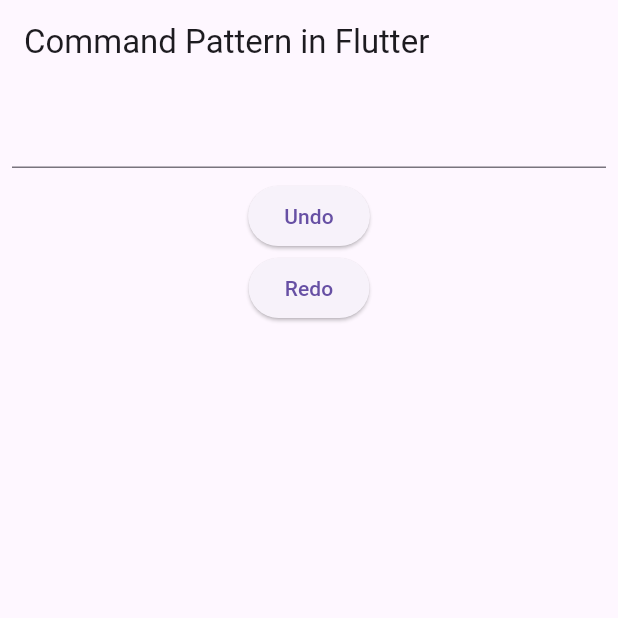
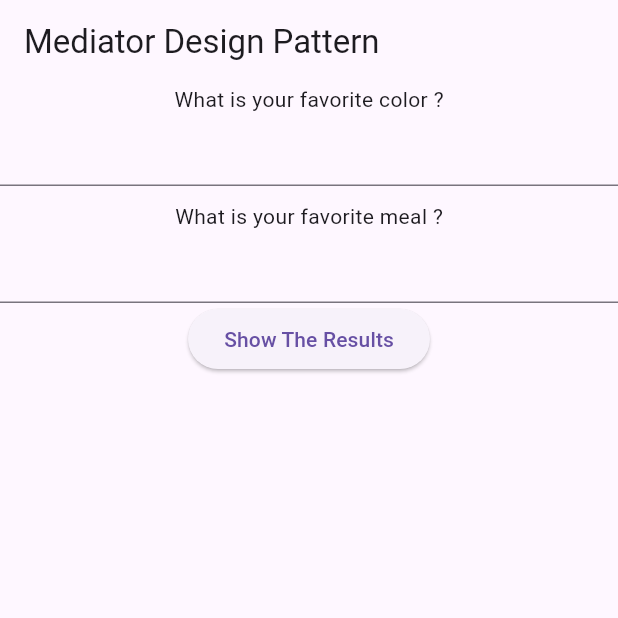
Before and after one commit to Deatsilence/flutter-design-patterns, a Flutter app: the screen it shows after launch, on a phone screen of 412 x 824 dp, the top half of it. Run offline on Flutter 3.47's test engine with Material 3 defaults, Android fonts, the light colour scheme and no system bars; our stand-ins replace dio, flutter_mobx, mobx; generated files the repository leaves out were written again.

Commit message:
Add implement MediatorView

```diff
--- a/lib/main.dart
+++ b/lib/main.dart
@@ -1,17 +1,25 @@
 import 'package:design_patterns/patterns/iterator/model/photo.dart';
 import 'package:design_patterns/patterns/iterator/photo_collection_aggregate.dart';
+import 'package:design_patterns/patterns/mediator/concrate_mediator.dart';
 import 'package:design_patterns/view/chain_of_responsibility_view.dart';
 import 'package:design_patterns/view/command_view.dart';
 import 'package:design_patterns/view/decorator_view.dart';
 import 'package:design_patterns/view/fly_weight_view.dart';
 import 'package:design_patterns/view/interpreter_view.dart';
 import 'package:design_patterns/view/iterator_view.dart';
+import 'package:design_patterns/view/mediator_view.dart';
 import 'package:design_patterns/view/observer_view.dart';
 import 'package:design_patterns/view/proxy_view.dart';
 import 'package:flutter/material.dart';
+import 'package:provider/provider.dart';
 
 void main() {
-  runApp(const MyApp());
+  runApp(
+    ChangeNotifierProvider(
+      create: (context) => SurveyManager(),
+      child: const MyApp(),
+    ),
+  );
 }
 
 class MyApp extends StatelessWidget {
@@ -19,10 +27,10 @@
 
   @override
   Widget build(BuildContext context) {
-    return MaterialApp(
+    return const MaterialApp(
       debugShowCheckedModeBanner: false,
       title: 'Design Patterns',
-      home: CommandView(),
+      home: MediatorView(),
     );
   }
 }
--- /dev/null
+++ b/lib/patterns/mediator/colleague.dart
@@ -0,0 +1,25 @@
+import 'package:design_patterns/patterns/mediator/concrate_mediator.dart';
+import 'package:flutter/material.dart';
+import 'package:provider/provider.dart';
+
+/// [ColleagueWidget] is a widget that is a colleague in the mediator pattern.
+final class QuestionWidget extends StatelessWidget {
+  final String question;
+
+  const QuestionWidget({super.key, required this.question});
+
+  @override
+  Widget build(BuildContext context) {
+    return Column(
+      children: [
+        Text(question),
+        TextField(
+          onChanged: (answer) {
+            Provider.of<SurveyManager>(context, listen: false)
+                .submitAnswer(question, answer);
+          },
+        ),
+      ],
+    );
+  }
+}
--- /dev/null
+++ b/lib/patterns/mediator/concrate_mediator.dart
@@ -0,0 +1,15 @@
+// Concrete Mediator
+
+import 'package:design_patterns/patterns/mediator/mediator_interface.dart';
+import 'package:flutter/material.dart';
+
+/// [SurveyManager] is the concrete mediator
+final class SurveyManager extends ChangeNotifier implements SurveyMediator {
+  final Map<String, String> responses = {};
+
+  @override
+  void submitAnswer(String question, String answer) {
+    responses[question] = answer;
+    notifyListeners();
+  }
+}
--- /dev/null
+++ b/lib/patterns/mediator/mediator_interface.dart
@@ -0,0 +1,4 @@
+/// [SurveyMediator] is the mediator interface
+abstract class SurveyMediator {
+  void submitAnswer(String question, String answer);
+}
--- /dev/null
+++ b/lib/view/mediator_view.dart
@@ -0,0 +1,30 @@
+import 'dart:developer';
+
+import 'package:design_patterns/patterns/mediator/colleague.dart';
+import 'package:design_patterns/patterns/mediator/concrate_mediator.dart';
+import 'package:flutter/material.dart';
+import 'package:provider/provider.dart';
+
+/// [MediatorView] is a widget that is a view in the mediator pattern.
+final class MediatorView extends StatelessWidget {
+  const MediatorView({super.key});
+
+  @override
+  Widget build(BuildContext context) {
+    return Scaffold(
+      appBar: AppBar(title: const Text('Mediator Design Pattern')),
+      body: Column(
+        children: [
+          const QuestionWidget(question: "What is your favorite color ?"),
+          const SizedBox(height: 10),
+          const QuestionWidget(question: "What is your favorite meal ?"),
+          ElevatedButton(
+            onPressed: () => log(
+                Provider.of<SurveyManager>(context, listen: false).responses.toString()),
+            child: const Text('Show The Results'),
+          ),
+        ],
+      ),
+    );
+  }
+}
--- a/pubspec.yaml
+++ b/pubspec.yaml
@@ -41,6 +41,7 @@
   # State
   flutter_mobx: ^2.2.0+2
   mobx: ^2.3.0+1
+  provider: ^6.1.1
 
 dev_dependencies:
   flutter_test:
```
Also changed, not shown: pubspec.lock, 1 other file.
